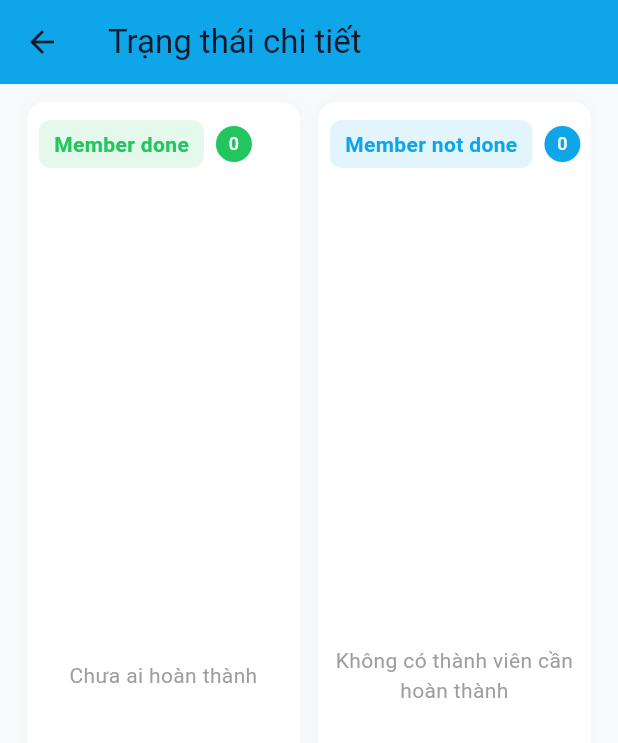
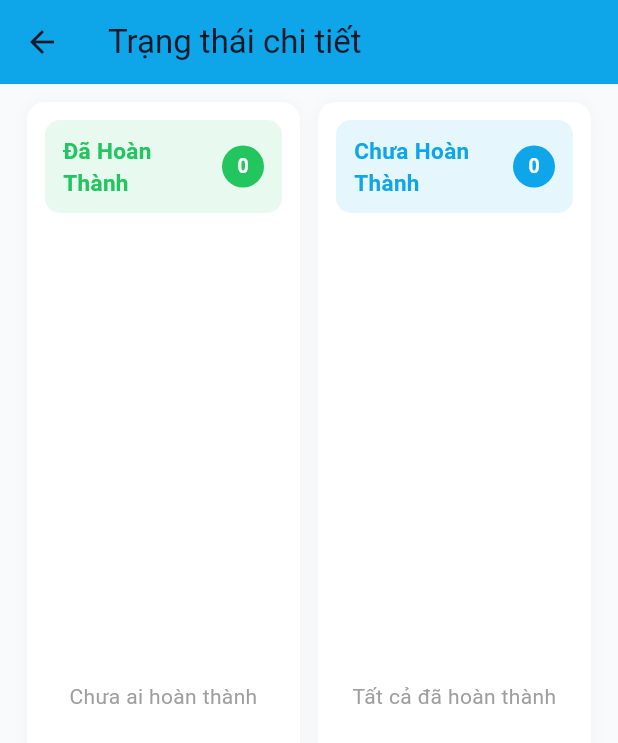
Before and after one commit to phepham22it216/flip, a Flutter app: the TaskStatusPage screen opened directly with empty values, on a phone screen of 412 x 824 dp. Shown: the top 743 px of the screen. Run offline on Flutter 3.47's test engine with Material 3 defaults, Android fonts, the light colour scheme and no system bars; our stand-ins replace firebase_auth, firebase_core, firebase_database, flutter_local_notifications, google_sign_in, image_picker and 4 more; missing offline and left inert: bcrypt; accounts and stored records are empty.

Commit message:
fix tieng viet

```diff
--- a/lib/features/tasks/screens/task_status_page.dart
+++ b/lib/features/tasks/screens/task_status_page.dart
@@ -40,11 +40,11 @@ class _TaskStatusPageState extends State<TaskStatusPage> {
       _loading = true;
     });
     try {
-      // load group to check leader
+      // tải nhóm để kiểm tra leader
       final group = await _service.fetchGroup(widget.groupId);
       _isLeader = group?.leaderUid == _currentUid;
 
-      // load members status via helper in service (returns done/notDone lists)
+      // tải trạng thái thành viên (trả về danh sách done/notDone)
       final status = await _service.getTaskMemberStatus(
         widget.groupId,
         widget.taskId,
@@ -52,7 +52,7 @@ class _TaskStatusPageState extends State<TaskStatusPage> {
       final d = status['done'] ?? <MemberModel>[];
       final n = status['notDone'] ?? <MemberModel>[];
 
-      // ensure current user appears in one of lists
+      // đảm bảo người dùng hiện tại xuất hiện trong một danh sách
       setState(() {
         done = List<MemberModel>.from(d);
         notDone = List<MemberModel>.from(n);
@@ -92,10 +92,10 @@ class _TaskStatusPageState extends State<TaskStatusPage> {
     try {
       final isSelf = m.uid == _currentUid;
       if (isSelf) {
-        // toggle own
+        // chuyển đổi của chính mình
         await _service.toggleOwnDone(widget.groupId, widget.taskId, targetDone);
       } else {
-        // only leader can toggle others
+        // chỉ leader mới có thể chuyển đổi thành viên khác
         if (!_isLeader) {
           throw Exception(
             'Chỉ leader mới có quyền thay đổi trạng thái thành viên khác',
@@ -161,7 +161,7 @@ class _TaskStatusPageState extends State<TaskStatusPage> {
             ),
       onTap: canToggle
           ? () {
-              // tap toggles if allowed
+              // nhấn để chuyển đổi nếu được phép
               _toggleMember(m, !isDone);
             }
           : null,
@@ -173,10 +173,12 @@ class _TaskStatusPageState extends State<TaskStatusPage> {
     List<MemberModel> list, {
     required Color accent,
   }) {
+    final isNotDone = title == 'Chưa Hoàn Thành';
+
     return Expanded(
       child: Container(
         margin: const EdgeInsets.symmetric(horizontal: 6),
-        padding: const EdgeInsets.only(top: 12, left: 8, right: 8, bottom: 8),
+        padding: const EdgeInsets.symmetric(horizontal: 12, vertical: 12),
         decoration: BoxDecoration(
           color: Colors.white,
           borderRadius: BorderRadius.circular(12),
@@ -186,47 +188,60 @@ class _TaskStatusPageState extends State<TaskStatusPage> {
         ),
         child: Column(
           children: [
-            Row(
+            // Header với tiêu đề và số lượng
+            Container(
+              padding: const EdgeInsets.symmetric(horizontal: 12, vertical: 10),
+              decoration: BoxDecoration(
+                color: accent.withOpacity(0.1),
+                borderRadius: BorderRadius.circular(10),
+              ),
+              child: Row(
+                mainAxisAlignment: MainAxisAlignment.spaceBetween,
                 children: [
-                Container(
-                  padding: const EdgeInsets.symmetric(
-                    horizontal: 10,
-                    vertical: 6,
-                  ),
-                  decoration: BoxDecoration(
-                    color: accent.withOpacity(0.12),
-                    borderRadius: BorderRadius.circular(8),
-                  ),
+                  Expanded(
                     child: Text(
                       title,
                       style: TextStyle(
                         color: accent,
                         fontWeight: FontWeight.w700,
+                        fontSize: 15,
                       ),
                     ),
                   ),
-                const SizedBox(width: 8),
                   CircleAvatar(
-                  radius: 12,
+                    radius: 14,
                     backgroundColor: accent,
                     child: Text(
                       list.length.toString(),
-                    style: const TextStyle(color: Colors.white, fontSize: 12),
+                      style: const TextStyle(
+                        color: Colors.white,
+                        fontSize: 13,
+                        fontWeight: FontWeight.w700,
                       ),
                     ),
-                const Spacer(),
-                if (title == 'Member not done' && _isLeader)
-                  TextButton.icon(
+                  ),
+                ],
+              ),
+            ),
+
+            const SizedBox(height: 10),
+
+            // Nút "Đánh dấu tất cả" (chỉ cho leader ở cột "Chưa Hoàn Thành")
+            if (isNotDone && _isLeader)
+              Padding(
+                padding: const EdgeInsets.only(bottom: 10),
+                child: SizedBox(
+                  width: double.infinity,
+                  child: ElevatedButton.icon(
                     onPressed: list.isEmpty
                         ? null
                         : () async {
-                            // leader mark all done
                             final confirm = await showDialog<bool>(
                               context: context,
                               builder: (dCtx) => AlertDialog(
                                 title: const Text('Xác nhận'),
                                 content: Text(
-                                  'Leader sẽ đánh dấu ${list.length} thành viên là đã xong. Tiếp tục?',
+                                  'Đánh dấu ${list.length} thành viên là đã hoàn thành?',
                                 ),
                                 actions: [
                                   TextButton(
@@ -235,7 +250,7 @@ class _TaskStatusPageState extends State<TaskStatusPage> {
                                   ),
                                   TextButton(
                                     onPressed: () => Navigator.pop(dCtx, true),
-                                    child: const Text('OK'),
+                                    child: const Text('Xác nhận'),
                                   ),
                                 ],
                               ),
@@ -262,20 +277,26 @@ class _TaskStatusPageState extends State<TaskStatusPage> {
                               }
                             }
                           },
-                    icon: const Icon(Icons.done_all, size: 18),
-                    label: const Text('Mark all'),
+                    icon: const Icon(Icons.done_all, size: 16),
+                    label: const Text('Đánh dấu tất cả'),
+                    style: ElevatedButton.styleFrom(
+                      backgroundColor: accent,
+                      padding: const EdgeInsets.symmetric(vertical: 10),
                     ),
-              ],
                   ),
-            const SizedBox(height: 8),
+                ),
+              ),
+
+            // Danh sách thành viên
             if (list.isEmpty)
               Expanded(
                 child: Center(
                   child: Text(
-                    title == 'Member done'
-                        ? 'Chưa ai hoàn thành'
-                        : 'Không có thành viên cần hoàn thành',
-                    style: TextStyle(color: Colors.grey.shade500),
+                    isNotDone ? 'Tất cả đã hoàn thành' : 'Chưa ai hoàn thành',
+                    style: TextStyle(
+                      color: Colors.grey.shade500,
+                      fontSize: 14,
+                    ),
                     textAlign: TextAlign.center,
                   ),
                 ),
@@ -283,12 +304,15 @@ class _TaskStatusPageState extends State<TaskStatusPage> {
             else
               Expanded(
                 child: ListView.separated(
-                  padding: const EdgeInsets.only(top: 6),
+                  padding: const EdgeInsets.only(top: 4),
                   itemCount: list.length,
-                  separatorBuilder: (_, __) => const Divider(height: 1),
+                  separatorBuilder: (_, __) => Divider(
+                    height: 1,
+                    color: Colors.grey.shade200,
+                  ),
                   itemBuilder: (context, idx) {
                     final m = list[idx];
-                    return _buildMemberTile(m, title == 'Member done');
+                    return _buildMemberTile(m, !isNotDone);
                   },
                 ),
               ),
@@ -323,15 +347,15 @@ class _TaskStatusPageState extends State<TaskStatusPage> {
                         kToolbarHeight -
                         48,
                     child: Row(
-                      crossAxisAlignment: CrossAxisAlignment.start,
+                      crossAxisAlignment: CrossAxisAlignment.stretch,
                       children: [
                         _buildColumn(
-                          'Member done',
+                          'Đã Hoàn Thành',
                           done,
                           accent: AppColors.success,
                         ),
                         _buildColumn(
-                          'Member not done',
+                          'Chưa Hoàn Thành',
                           notDone,
                           accent: AppColors.xanh1,
                         ),
@@ -341,7 +365,7 @@ class _TaskStatusPageState extends State<TaskStatusPage> {
                 ),
               ),
 
-            // saving overlay
+            // lớp phủ khi đang lưu
             if (_saving)
               Positioned.fill(
                 child: Container(
```
Lines whose indentation alone changed are shown as unchanged.
